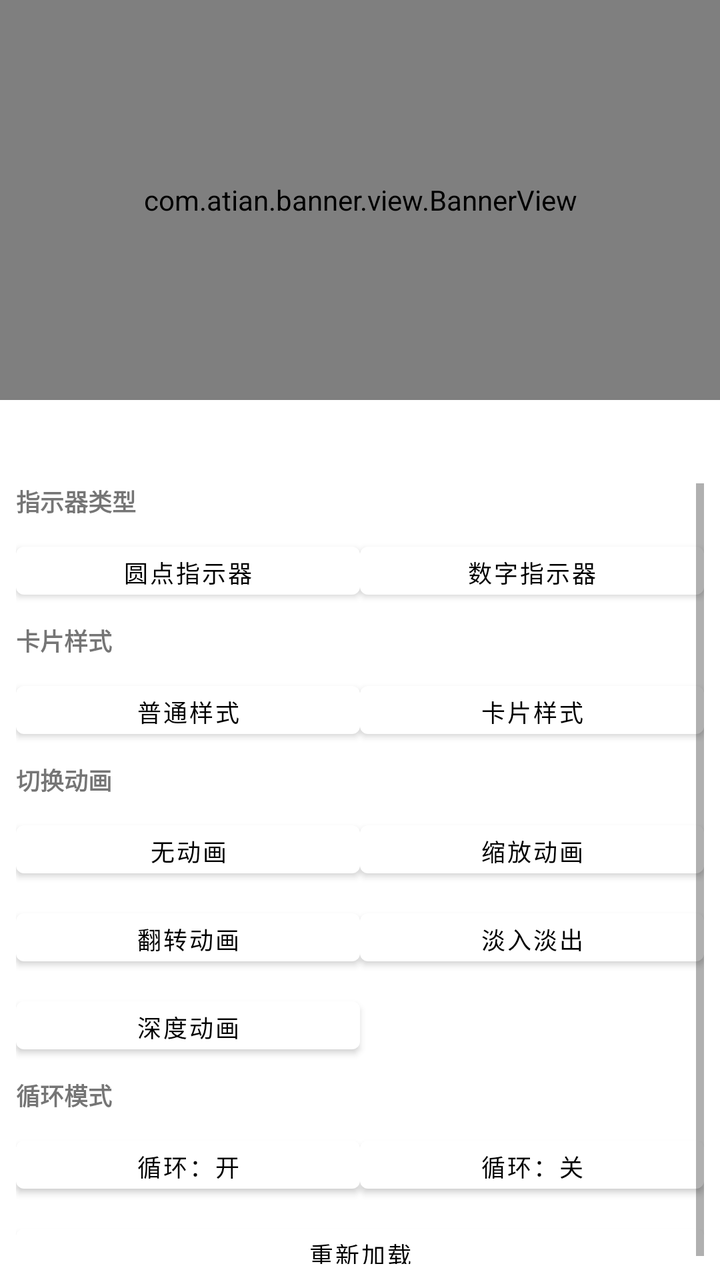
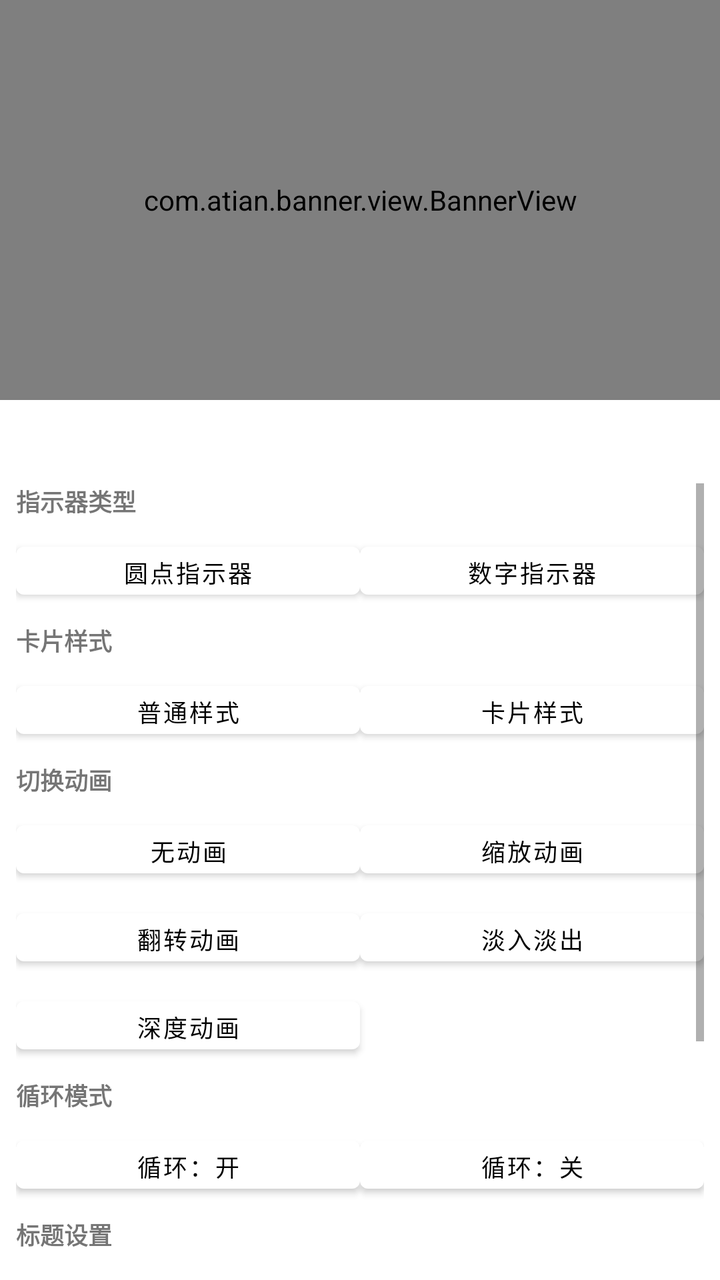

Compare the two renders of this Android layout. The source of the first and the diff that turns it into the second are given below.
<!-- AndroidManifest.xml: application theme Theme.AndroidBanner -->
<!-- res/layout/activity_banner.xml -->
<?xml version="1.0" encoding="utf-8"?>
<androidx.constraintlayout.widget.ConstraintLayout xmlns:android="http://schemas.android.com/apk/res/android"
    xmlns:app="http://schemas.android.com/apk/res-auto"
    android:layout_width="match_parent"
    android:layout_height="match_parent"
    android:clipChildren="false">

    <com.atian.banner.view.BannerView
        android:id="@+id/banner_view"
        android:layout_width="0dp"
        android:layout_height="200dp"
        android:clipChildren="false"
        app:layout_constraintTop_toTopOf="parent"
        app:layout_constraintStart_toStartOf="parent"
        app:layout_constraintEnd_toEndOf="parent" />

    <TextView
        android:id="@+id/tv_config"
        android:layout_width="0dp"
        android:layout_height="wrap_content"
        android:padding="@dimen/tv_config_padding"
        android:textColor="@color/tv_config_text"
        android:textSize="@dimen/tv_config_text_size"
        app:layout_constraintTop_toBottomOf="@id/banner_view"
        app:layout_constraintStart_toStartOf="parent"
        app:layout_constraintEnd_toEndOf="parent" />

    <ScrollView
        android:layout_width="0dp"
        android:layout_height="0dp"
        android:padding="@dimen/spacing_normal"
        app:layout_constraintTop_toBottomOf="@id/tv_config"
        app:layout_constraintBottom_toBottomOf="parent"
        app:layout_constraintStart_toStartOf="parent"
        app:layout_constraintEnd_toEndOf="parent">

        <LinearLayout
            android:layout_width="match_parent"
            android:layout_height="wrap_content"
            android:orientation="vertical">

            <TextView
                android:layout_width="wrap_content"
                android:layout_height="wrap_content"
                android:text="指示器类型"
                android:textSize="@dimen/btn_control_text_size"
                android:textStyle="bold" />

            <LinearLayout
                android:layout_width="match_parent"
                android:layout_height="wrap_content"
                android:layout_marginTop="@dimen/spacing_normal"
                android:orientation="horizontal">

                <Button
                    android:id="@+id/btn_indicator_dot"
                    android:layout_width="0dp"
                    android:layout_height="@dimen/btn_control_height"
                    android:layout_weight="1"
                    android:text="@string/btn_indicator_dot"
                    android:textSize="@dimen/btn_control_text_size" />

                <Button
                    android:id="@+id/btn_indicator_number"
                    android:layout_width="0dp"
                    android:layout_height="@dimen/btn_control_height"
                    android:layout_weight="1"
                    android:text="@string/btn_indicator_number"
                    android:textSize="@dimen/btn_control_text_size" />
            </LinearLayout>

            <TextView
                android:layout_width="wrap_content"
                android:layout_height="wrap_content"
                android:layout_marginTop="@dimen/spacing_normal"
                android:text="卡片样式"
                android:textSize="@dimen/btn_control_text_size"
                android:textStyle="bold" />

            <LinearLayout
                android:layout_width="match_parent"
                android:layout_height="wrap_content"
                android:layout_marginTop="@dimen/spacing_normal"
                android:orientation="horizontal">

                <Button
                    android:id="@+id/btn_style_normal"
                    android:layout_width="0dp"
                    android:layout_height="@dimen/btn_control_height"
                    android:layout_weight="1"
                    android:text="@string/btn_style_normal"
                    android:textSize="@dimen/btn_control_text_size" />

                <Button
                    android:id="@+id/btn_style_card"
                    android:layout_width="0dp"
                    android:layout_height="@dimen/btn_control_height"
                    android:layout_weight="1"
                    android:text="@string/btn_style_card"
                    android:textSize="@dimen/btn_control_text_size" />
            </LinearLayout>

            <TextView
                android:layout_width="wrap_content"
                android:layout_height="wrap_content"
                android:layout_marginTop="@dimen/spacing_normal"
                android:text="切换动画"
                android:textSize="@dimen/btn_control_text_size"
                android:textStyle="bold" />

            <LinearLayout
                android:layout_width="match_parent"
                android:layout_height="wrap_content"
                android:layout_marginTop="@dimen/spacing_normal"
                android:orientation="horizontal">

                <Button
                    android:id="@+id/btn_anim_none"
                    android:layout_width="0dp"
                    android:layout_height="@dimen/btn_control_height"
                    android:layout_weight="1"
                    android:text="@string/btn_anim_none"
                    android:textSize="@dimen/btn_control_text_size" />

                <Button
                    android:id="@+id/btn_anim_scale"
                    android:layout_width="0dp"
                    android:layout_height="@dimen/btn_control_height"
                    android:layout_weight="1"
                    android:text="@string/btn_anim_scale"
                    android:textSize="@dimen/btn_control_text_size" />
            </LinearLayout>

            <LinearLayout
                android:layout_width="match_parent"
                android:layout_height="wrap_content"
                android:layout_marginTop="@dimen/spacing_normal"
                android:orientation="horizontal">

                <Button
                    android:id="@+id/btn_anim_flip"
                    android:layout_width="0dp"
                    android:layout_height="@dimen/btn_control_height"
                    android:layout_weight="1"
                    android:text="@string/btn_anim_flip"
                    android:textSize="@dimen/btn_control_text_size" />

                <Button
                    android:id="@+id/btn_anim_fade"
                    android:layout_width="0dp"
                    android:layout_height="@dimen/btn_control_height"
                    android:layout_weight="1"
                    android:text="@string/btn_anim_fade"
                    android:textSize="@dimen/btn_control_text_size" />
            </LinearLayout>

            <LinearLayout
                android:layout_width="match_parent"
                android:layout_height="wrap_content"
                android:layout_marginTop="@dimen/spacing_normal"
                android:orientation="horizontal">

                <Button
                    android:id="@+id/btn_anim_depth"
                    android:layout_width="0dp"
                    android:layout_height="@dimen/btn_control_height"
                    android:layout_weight="1"
                    android:text="@string/btn_anim_depth"
                    android:textSize="@dimen/btn_control_text_size" />

                <View
                    android:layout_width="0dp"
                    android:layout_height="@dimen/btn_control_height"
                    android:layout_weight="1" />
            </LinearLayout>

            <TextView
                android:layout_width="wrap_content"
                android:layout_height="wrap_content"
                android:layout_marginTop="@dimen/spacing_normal"
                android:text="循环模式"
                android:textSize="@dimen/btn_control_text_size"
                android:textStyle="bold" />

            <LinearLayout
                android:layout_width="match_parent"
                android:layout_height="wrap_content"
                android:layout_marginTop="@dimen/spacing_normal"
                android:orientation="horizontal">

                <Button
                    android:id="@+id/btn_loop_on"
                    android:layout_width="0dp"
                    android:layout_height="@dimen/btn_control_height"
                    android:layout_weight="1"
                    android:text="@string/btn_loop_on"
                    android:textSize="@dimen/btn_control_text_size" />

                <Button
                    android:id="@+id/btn_loop_off"
                    android:layout_width="0dp"
                    android:layout_height="@dimen/btn_control_height"
                    android:layout_weight="1"
                    android:text="@string/btn_loop_off"
                    android:textSize="@dimen/btn_control_text_size" />
            </LinearLayout>

            <Button
                android:id="@+id/btn_reload"
                android:layout_width="match_parent"
                android:layout_height="@dimen/btn_control_height"
                android:layout_marginTop="@dimen/spacing_normal"
                android:text="@string/btn_reload"
                android:textSize="@dimen/btn_control_text_size" />

        </LinearLayout>
    </ScrollView>

</androidx.constraintlayout.widget.ConstraintLayout>
<!-- resources referenced by this layout -->
<resources>
  <color name="tv_config_text">#424242</color>
  <dimen name="btn_control_height">36dp</dimen>
  <dimen name="btn_control_text_size">12sp</dimen>
  <dimen name="spacing_normal">8dp</dimen>
  <dimen name="tv_config_padding">8dp</dimen>
  <dimen name="tv_config_text_size">13sp</dimen>
  <string name="btn_anim_depth">深度动画</string>
  <string name="btn_anim_fade">淡入淡出</string>
  <string name="btn_anim_flip">翻转动画</string>
  <string name="btn_anim_none">无动画</string>
  <string name="btn_anim_scale">缩放动画</string>
  <string name="btn_indicator_dot">圆点指示器</string>
  <string name="btn_indicator_number">数字指示器</string>
  <string name="btn_loop_off">循环：关</string>
  <string name="btn_loop_on">循环：开</string>
  <string name="btn_reload">重新加载</string>
  <string name="btn_style_card">卡片样式</string>
  <string name="btn_style_normal">普通样式</string>
  <style name="Theme.AndroidBanner" parent="Theme.MaterialComponents.Light.NoActionBar">
          <item name="colorPrimary">@color/banner_indicator_selected</item>
          <item name="colorPrimaryVariant">@color/banner_indicator_selected</item>
          <item name="colorOnPrimary">#000000</item>
      </style>
  <color name="banner_indicator_selected">#FFFFFF</color>
</resources>

<!-- the commit's change to res/layout/activity_banner.xml (unified diff, before → after) -->
@@ -205,6 +205,83 @@
                     android:textSize="@dimen/btn_control_text_size" />
             </LinearLayout>
 
+            <TextView
+                android:layout_width="wrap_content"
+                android:layout_height="wrap_content"
+                android:layout_marginTop="@dimen/spacing_normal"
+                android:text="标题设置"
+                android:textSize="@dimen/btn_control_text_size"
+                android:textStyle="bold" />
+
+            <LinearLayout
+                android:layout_width="match_parent"
+                android:layout_height="wrap_content"
+                android:layout_marginTop="@dimen/spacing_normal"
+                android:orientation="horizontal">
+
+                <Button
+                    android:id="@+id/btn_title_show"
+                    android:layout_width="0dp"
+                    android:layout_height="@dimen/btn_control_height"
+                    android:layout_weight="1"
+                    android:text="@string/btn_title_show"
+                    android:textSize="@dimen/btn_control_text_size" />
+
+                <Button
+                    android:id="@+id/btn_title_hide"
+                    android:layout_width="0dp"
+                    android:layout_height="@dimen/btn_control_height"
+                    android:layout_weight="1"
+                    android:text="@string/btn_title_hide"
+                    android:textSize="@dimen/btn_control_text_size" />
+            </LinearLayout>
+
+            <LinearLayout
+                android:layout_width="match_parent"
+                android:layout_height="wrap_content"
+                android:layout_marginTop="@dimen/spacing_normal"
+                android:orientation="horizontal">
+
+                <Button
+                    android:id="@+id/btn_title_bg_red"
+                    android:layout_width="0dp"
+                    android:layout_height="@dimen/btn_control_height"
+                    android:layout_weight="1"
+                    android:text="@string/btn_title_bg_red"
+                    android:textSize="@dimen/btn_control_text_size" />
+
+                <Button
+                    android:id="@+id/btn_title_bg_blue"
+                    android:layout_width="0dp"
+                    android:layout_height="@dimen/btn_control_height"
+                    android:layout_weight="1"
+                    android:text="@string/btn_title_bg_blue"
+                    android:textSize="@dimen/btn_control_text_size" />
+            </LinearLayout>
+
+            <LinearLayout
+                android:layout_width="match_parent"
+                android:layout_height="wrap_content"
+                android:layout_marginTop="@dimen/spacing_normal"
+                android:orientation="horizontal">
+
+                <Button
+                    android:id="@+id/btn_title_bg_transparent"
+                    android:layout_width="0dp"
+                    android:layout_height="@dimen/btn_control_height"
+                    android:layout_weight="1"
+                    android:text="@string/btn_title_bg_transparent"
+                    android:textSize="@dimen/btn_control_text_size" />
+
+                <Button
+                    android:id="@+id/btn_title_bg_default"
+                    android:layout_width="0dp"
+                    android:layout_height="@dimen/btn_control_height"
+                    android:layout_weight="1"
+                    android:text="@string/btn_title_bg_default"
+                    android:textSize="@dimen/btn_control_text_size" />
+            </LinearLayout>
+
             <Button
                 android:id="@+id/btn_reload"
                 android:layout_width="match_parent"
<!-- resource entries referenced after the edit -->
@@ -18,6 +18,12 @@
   <string name="btn_reload">重新加载</string>
   <string name="btn_style_card">卡片样式</string>
   <string name="btn_style_normal">普通样式</string>
+  <string name="btn_title_bg_blue">蓝底</string>
+  <string name="btn_title_bg_default">默认底</string>
+  <string name="btn_title_bg_red">红底</string>
+  <string name="btn_title_bg_transparent">透明底</string>
+  <string name="btn_title_hide">标题：隐藏</string>
+  <string name="btn_title_show">标题：显示</string>
   <style name="Theme.AndroidBanner" parent="Theme.MaterialComponents.Light.NoActionBar">
           <item name="colorPrimary">@color/banner_indicator_selected</item>
           <item name="colorPrimaryVariant">@color/banner_indicator_selected</item>
